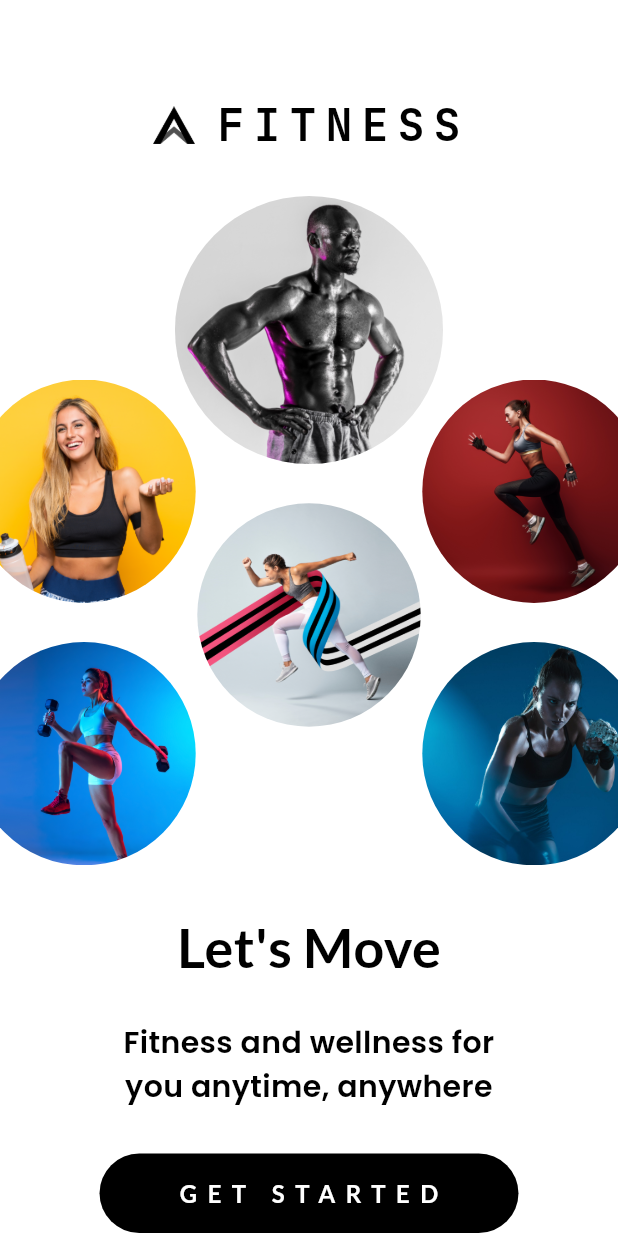
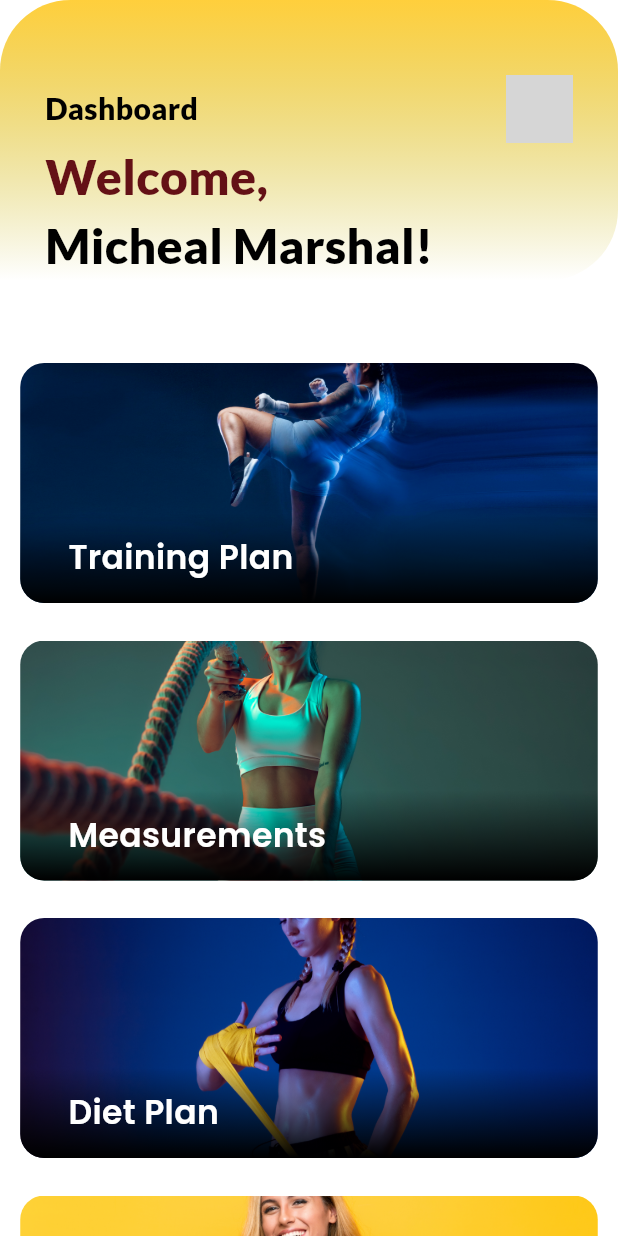
Before and after one commit to IsharaNawa/fitness_app, a Flutter app: the screen it shows after launch, on a phone screen of 412 x 824 dp. Run offline on Flutter 3.47's test engine with Material 3 defaults, Android fonts, the phone set to English and light mode, and no system bars; our stand-ins replace google_fonts; grey boxes are pictures that could not be loaded.

Commit message:
dashboard screen implementation done

```diff
--- a/lib/data/intro_screen_models.dart
+++ /dev/null
@@ -1,28 +0,0 @@
-import 'package:fitness_app/models/intro_screen_model.dart';
-
-final List<IntroScreenModel> introScreenModels = [
-  IntroScreenModel(
-    backgroundImagePath: "assets/images/kicking_girl.png",
-    mainTitle: "Training",
-    description:
-        "Manage your work out plans and achieve your fitness goals - whether losing weight or building muscle",
-  ),
-  IntroScreenModel(
-    backgroundImagePath: "assets/images/rope_girl_1.png",
-    mainTitle: "Measurements",
-    description:
-        "Track your progress with precise measurements and detailed analytics to stay motivated and on track",
-  ),
-  IntroScreenModel(
-    backgroundImagePath: "assets/images/fighting_girl.png",
-    mainTitle: "Diet",
-    description:
-        "Fuel your body with personalized meal plans and nutrition advice to reach your health and fitness goals",
-  ),
-  IntroScreenModel(
-    backgroundImagePath: "assets/images/girl_holding_supplement.png",
-    mainTitle: "Supplements",
-    description:
-        "Enhance your performance and recovery with expert guidance on the best supplements for your goals",
-  ),
-];
--- /dev/null
+++ b/lib/data/main_feature_models.dart
@@ -0,0 +1,32 @@
+import 'package:fitness_app/models/main_feature_model.dart';
+
+final List<MainFeatureModel> mainFeatureModels = [
+  MainFeatureModel(
+    backgroundImagePath: "assets/images/kicking_girl.png",
+    mainTitle: "Training",
+    dashBoardCardName: "Training Plan",
+    description:
+        "Manage your work out plans and achieve your fitness goals - whether losing weight or building muscle",
+  ),
+  MainFeatureModel(
+    backgroundImagePath: "assets/images/rope_girl_1.png",
+    mainTitle: "Measurements",
+    dashBoardCardName: "Measurements",
+    description:
+        "Track your progress with precise measurements and detailed analytics to stay motivated and on track",
+  ),
+  MainFeatureModel(
+    backgroundImagePath: "assets/images/fighting_girl.png",
+    mainTitle: "Diet",
+    dashBoardCardName: "Diet Plan",
+    description:
+        "Fuel your body with personalized meal plans and nutrition advice to reach your health and fitness goals",
+  ),
+  MainFeatureModel(
+    backgroundImagePath: "assets/images/girl_holding_supplement.png",
+    mainTitle: "Supplements",
+    dashBoardCardName: "Supplements",
+    description:
+        "Enhance your performance and recovery with expert guidance on the best supplements for your goals",
+  ),
+];
--- a/lib/main.dart
+++ b/lib/main.dart
@@ -1,8 +1,15 @@
+import 'package:fitness_app/screens/dashboard_screen.dart';
 import 'package:fitness_app/screens/start_screen.dart';
 import 'package:flutter/material.dart';
+import 'package:flutter/services.dart';
 
 void main() {
-  runApp(const MaterialApp(
-    home: StartScreen(),
+  // WidgetsFlutterBinding.ensureInitialized();
+  // SystemChrome.setEnabledSystemUIMode(SystemUiMode.immersive);
+  // SystemChrome.setEnabledSystemUIMode(SystemUiMode.edgeToEdge);
+  runApp(MaterialApp(
+    home: DashboardScreen(
+      userName: "Micheal Marshal",
+    ),
   ));
 }
--- a/lib/models/intro_screen_model.dart
+++ /dev/null
@@ -1,15 +0,0 @@
-class IntroScreenModel {
-  late String backgroundImagePath;
-  late String mainTitle;
-  late String description;
-
-  IntroScreenModel({
-    required this.backgroundImagePath,
-    required this.mainTitle,
-    required this.description,
-  });
-
-  String get getBackgroundImagePath => backgroundImagePath;
-  String get getmainTitle => mainTitle;
-  String get getDescription => description;
-}
--- /dev/null
+++ b/lib/models/main_feature_model.dart
@@ -0,0 +1,17 @@
+class MainFeatureModel {
+  late String backgroundImagePath;
+  late String mainTitle;
+  late String description;
+  late String dashBoardCardName;
+
+  MainFeatureModel({
+    required this.backgroundImagePath,
+    required this.mainTitle,
+    required this.description,
+    required this.dashBoardCardName,
+  });
+
+  String get getBackgroundImagePath => backgroundImagePath;
+  String get getmainTitle => mainTitle;
+  String get getDescription => description;
+}
--- /dev/null
+++ b/lib/screens/dashboard_screen.dart
@@ -0,0 +1,69 @@
+import 'package:fitness_app/widgets/dashboard_card.dart';
+import 'package:fitness_app/widgets/dashboard_name_shower.dart';
+import 'package:fitness_app/widgets/dashboard_title_shower.dart';
+import 'package:flutter/material.dart';
+import 'package:fitness_app/data/main_feature_models.dart';
+
+class DashboardScreen extends StatelessWidget {
+  const DashboardScreen({super.key, required this.userName});
+
+  final String userName;
+
+  @override
+  Widget build(BuildContext context) {
+    return Scaffold(
+      backgroundColor: Colors.white,
+      body: Center(
+        child: Column(
+          mainAxisAlignment: MainAxisAlignment.start,
+          children: [
+            Container(
+              decoration: const BoxDecoration(
+                gradient: LinearGradient(
+                  begin: Alignment.topCenter,
+                  end: Alignment.bottomCenter,
+                  colors: [
+                    Color.fromARGB(255, 255, 207, 60),
+                    Color.fromARGB(0, 194, 179, 12),
+                  ],
+                ),
+                borderRadius: BorderRadius.only(
+                  topLeft: Radius.circular(47),
+                  topRight: Radius.circular(47),
+                  bottomRight: Radius.circular(47),
+                ),
+              ),
+              child: Column(
+                children: [
+                  const SizedBox(
+                    height: 50,
+                  ),
+                  const DashboardTitleShower(),
+                  DashboardNameShower(
+                    userName: userName,
+                  ),
+                ],
+              ),
+            ),
+            const SizedBox(
+              height: 30,
+            ),
+            ...mainFeatureModels.map(
+              (model) {
+                return InkWell(
+                  onTap: () {
+                    print(model.dashBoardCardName);
+                  },
+                  child: DashboardCard(
+                    name: model.dashBoardCardName,
+                    imageUrl: model.backgroundImagePath,
+                  ),
+                );
+              },
+            ),
+          ],
+        ),
+      ),
+    );
+  }
+}
--- a/lib/screens/intro_screen.dart
+++ b/lib/screens/intro_screen.dart
@@ -1,27 +1,27 @@
-import 'package:fitness_app/data/intro_screen_models.dart';
-import 'package:fitness_app/models/intro_screen_model.dart';
+import 'package:fitness_app/data/main_feature_models.dart';
+import 'package:fitness_app/models/main_feature_model.dart';
 import 'package:flutter/material.dart';
 import 'package:google_fonts/google_fonts.dart';
 
 class IntroScreen extends StatelessWidget {
-  final IntroScreenModel introScreenModel;
+  final MainFeatureModel mainFeatureModel;
   final bool isFadingNeeded;
 
   const IntroScreen({
     super.key,
-    required this.introScreenModel,
+    required this.mainFeatureModel,
     required this.isFadingNeeded,
   });
 
   void navigateToNextIntroScreen(BuildContext context) {
-    int index = introScreenModels
-        .indexWhere((model) => model.mainTitle == introScreenModel.mainTitle);
-    index = (index + 1) % introScreenModels.length;
+    int index = mainFeatureModels
+        .indexWhere((model) => model.mainTitle == mainFeatureModel.mainTitle);
+    index = (index + 1) % mainFeatureModels.length;
 
     Navigator.of(context).push(
       PageRouteBuilder(
         pageBuilder: (context, animation, secondaryAnimation) => IntroScreen(
-          introScreenModel: introScreenModels[index],
+          mainFeatureModel: mainFeatureModels[index],
           isFadingNeeded: false,
         ),
         transitionsBuilder: (context, animation, secondaryAnimation, child) {
@@ -47,9 +47,9 @@ class IntroScreen extends StatelessWidget {
               top: -10,
               left: -110,
               child: Image.asset(
-                introScreenModel.getBackgroundImagePath,
+                mainFeatureModel.getBackgroundImagePath,
                 width: 800,
-                height: 1000,
+                height: 1200,
                 fit: BoxFit.cover,
               ),
             ),
@@ -63,7 +63,7 @@ class IntroScreen extends StatelessWidget {
                       crossAxisAlignment: CrossAxisAlignment.start,
                       children: [
                         Text(
-                          introScreenModel.getmainTitle,
+                          mainFeatureModel.getmainTitle,
                           textAlign: TextAlign.start,
                           style: GoogleFonts.lato(
                             fontSize: 50,
@@ -75,7 +75,7 @@ class IntroScreen extends StatelessWidget {
                           height: 20,
                         ),
                         Text(
-                          introScreenModel.getDescription,
+                          mainFeatureModel.getDescription,
                           style: GoogleFonts.poppins(
                             fontSize: 15,
                             color: Colors.white,
--- a/lib/screens/start_screen.dart
+++ b/lib/screens/start_screen.dart
@@ -1,4 +1,4 @@
-import 'package:fitness_app/data/intro_screen_models.dart';
+import 'package:fitness_app/data/main_feature_models.dart';
 import 'package:fitness_app/screens/intro_screen.dart';
 import 'package:fitness_app/widgets/start_screen_image_circle_container.dart';
 import 'package:flutter/material.dart';
@@ -11,7 +11,7 @@ class StartScreen extends StatelessWidget {
     Navigator.of(context).push(
       MaterialPageRoute(
         builder: (ctx) => IntroScreen(
-          introScreenModel: introScreenModels[0],
+          mainFeatureModel: mainFeatureModels[0],
           isFadingNeeded: false,
         ),
       ),
--- /dev/null
+++ b/lib/widgets/dashboard_card.dart
@@ -0,0 +1,63 @@
+import 'package:flutter/material.dart';
+import 'package:google_fonts/google_fonts.dart';
+
+class DashboardCard extends StatelessWidget {
+  const DashboardCard({super.key, required this.name, required this.imageUrl});
+
+  final String name;
+  final String imageUrl;
+
+  @override
+  Widget build(BuildContext context) {
+    return Container(
+      width: 385,
+      height: 160,
+      margin: const EdgeInsets.only(
+        top: 25,
+      ),
+      padding: const EdgeInsets.only(
+        top: 100,
+      ),
+      decoration: BoxDecoration(
+        image: DecorationImage(
+          image: AssetImage(imageUrl),
+          fit: BoxFit.cover,
+        ),
+        borderRadius: BorderRadius.circular(16),
+      ),
+      child: Container(
+        width: double.infinity,
+        height: 50,
+        padding: const EdgeInsets.only(
+          top: 0,
+          left: 32,
+        ),
+        decoration: const BoxDecoration(
+          borderRadius: BorderRadius.only(
+            bottomLeft: Radius.circular(16),
+            bottomRight: Radius.circular(16),
+          ),
+          gradient: LinearGradient(
+            begin: Alignment.topCenter,
+            end: Alignment.bottomCenter,
+            colors: [
+              Color.fromARGB(0, 0, 0, 0),
+              Color.fromARGB(255, 0, 0, 0),
+            ],
+          ),
+        ),
+        child: Align(
+          alignment: Alignment.centerLeft,
+          child: Text(
+            name,
+            style: GoogleFonts.poppins(
+              color: Colors.white,
+              fontSize: 22,
+              fontWeight: FontWeight.w600,
+            ),
+          ),
+        ),
+      ),
+    );
+  }
+}
--- /dev/null
+++ b/lib/widgets/dashboard_name_shower.dart
@@ -0,0 +1,50 @@
+import 'package:flutter/material.dart';
+import 'package:google_fonts/google_fonts.dart';
+
+class DashboardNameShower extends StatelessWidget {
+  const DashboardNameShower({super.key, required this.userName});
+
+  final String userName;
+
+  @override
+  Widget build(BuildContext context) {
+    return Column(
+      mainAxisSize: MainAxisSize.min,
+      children: [
+        Row(
+          children: [
+            const SizedBox(
+              width: 30,
+            ),
+            Text(
+              "Welcome,",
+              textAlign: TextAlign.left,
+              style: GoogleFonts.lato(
+                fontSize: 32,
+                fontWeight: FontWeight.w900,
+                color: const Color.fromARGB(255, 100, 17, 22),
+              ),
+            ),
+            const Spacer(),
+          ],
+        ),
+        Row(
+          children: [
+            const SizedBox(
+              width: 30,
+            ),
+            Text(
+              "$userName!",
+              style: GoogleFonts.lato(
+                fontSize: 32,
+                fontWeight: FontWeight.w900,
+                color: Colors.black,
+              ),
+            ),
+            const Spacer(),
+          ],
+        )
+      ],
+    );
+  }
+}
--- /dev/null
+++ b/lib/widgets/dashboard_title_shower.dart
@@ -0,0 +1,38 @@
+import 'package:flutter/material.dart';
+import 'package:google_fonts/google_fonts.dart';
+
+class DashboardTitleShower extends StatelessWidget {
+  const DashboardTitleShower({super.key});
+
+  @override
+  Widget build(BuildContext context) {
+    return Row(
+      crossAxisAlignment: CrossAxisAlignment.center,
+      children: [
+        const SizedBox(
+          width: 30,
+        ),
+        Text(
+          "Dashboard",
+          style: GoogleFonts.lato(
+            fontSize: 20,
+            fontWeight: FontWeight.w900,
+            color: Colors.black,
+          ),
+        ),
+        const Spacer(),
+        ClipOval(
+          child: Image.asset(
+            "assets/images/man_dp.png",
+            width: 45,
+            height: 45,
+            fit: BoxFit.cover,
+          ),
+        ),
+        const SizedBox(
+          width: 30,
+        ),
+      ],
+    );
+  }
+}
--- a/pubspec.yaml
+++ b/pubspec.yaml
@@ -70,6 +70,7 @@ flutter:
     - assets/images/running_girl_with_strip.png
     - assets/images/yoga_girl.png
     - assets/images/app_symbol.png
+    - assets/images/man_dp.png
 
   # An image asset can refer to one or more resolution-specific "variants", see
   # https://flutter.dev/to/resolution-aware-images
```
Also changed, not shown: 2 other files.
